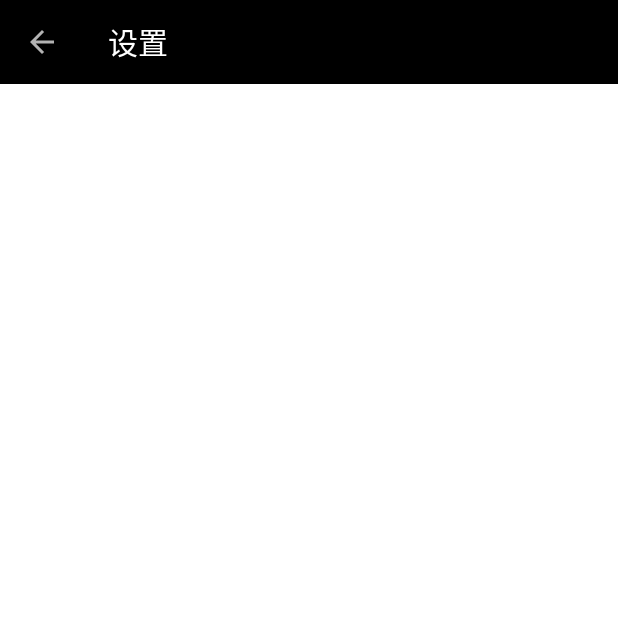
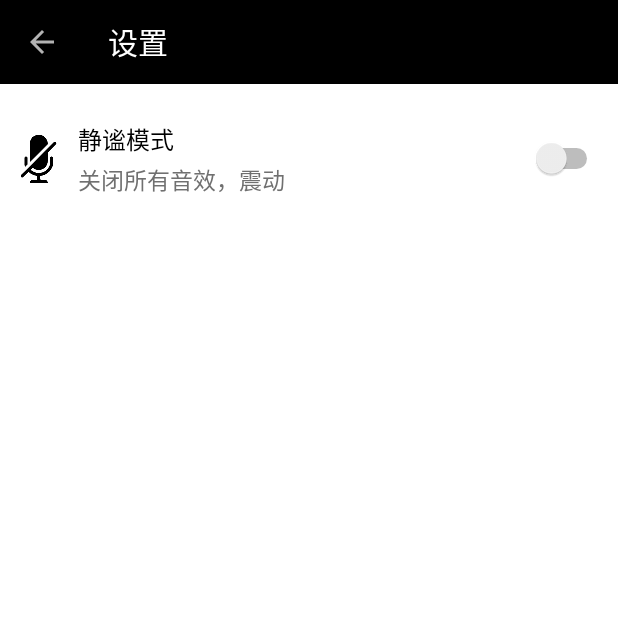
Before and after one commit to trueAndroidfans/SchulteGrid, an Android app: the SettingActivity screen opened directly, with no data from a screen before it, on a phone screen of 412 x 824 dp, the top half of it. Run offline under Robolectric (Android 15) with nearby library versions, the phone set to English and light mode, and no system bars.

Commit message:
add setting page

```diff
--- a/app/src/main/res/layout/activity_setting.xml
+++ b/app/src/main/res/layout/activity_setting.xml
@@ -13,4 +13,47 @@
         android:theme="@style/ThemeOverlay.MaterialComponents.Dark"
         app:popupTheme="@style/ThemeOverlay.MaterialComponents.Light" />
 
+    <LinearLayout
+        android:layout_width="match_parent"
+        android:layout_height="@dimen/dp_60"
+        android:layout_marginTop="@dimen/dp_20"
+        android:gravity="center_vertical">
+
+        <ImageView
+            android:layout_width="wrap_content"
+            android:layout_height="wrap_content"
+            android:layout_marginLeft="@dimen/dp_10"
+            android:src="@drawable/ic_quiet" />
+
+        <LinearLayout
+            android:layout_width="@dimen/dp_0"
+            android:layout_height="match_parent"
+            android:layout_marginLeft="@dimen/dp_10"
+            android:layout_marginRight="@dimen/dp_10"
+            android:layout_weight="1"
+            android:gravity="center_vertical"
+            android:orientation="vertical">
+
+            <TextView
+                android:layout_width="wrap_content"
+                android:layout_height="wrap_content"
+                android:text="@string/text_quiet_mode"
+                android:textColor="@android:color/black"
+                android:textSize="@dimen/sp_16" />
+
+            <TextView
+                android:layout_width="wrap_content"
+                android:layout_height="wrap_content"
+                android:layout_marginTop="@dimen/dp_3"
+                android:text="@string/text_quiet_mode_explain"
+                android:textColor="@color/color_70"
+                android:textSize="@dimen/sp_15" />
+        </LinearLayout>
+
+        <Switch
+            android:id="@+id/switchBeQuiet"
+            android:layout_width="wrap_content"
+            android:layout_height="wrap_content"
+            android:layout_marginRight="@dimen/dp_10" />
+    </LinearLayout>
 </LinearLayout>
--- a/app/src/main/res/values/colors.xml
+++ b/app/src/main/res/values/colors.xml
@@ -2,8 +2,9 @@
 <resources>
     <color name="colorPrimary">#6200EE</color>
     <color name="colorPrimaryDark">#3700B3</color>
-    <color name="colorAccent">#03DAC5</color>
+    <color name="colorAccent">#000000</color>
 
     <color name="color_e6">#E6E6E6</color>
     <color name="color_2c">#2C2C2C</color>
+    <color name="color_70">#707070</color>
 </resources>
--- a/app/src/main/res/values/dimens.xml
+++ b/app/src/main/res/values/dimens.xml
@@ -8,12 +8,15 @@
     <dimen name="dp_10">10dp</dimen>
     <dimen name="dp_12">12dp</dimen>
     <dimen name="dp_18">18dp</dimen>
+    <dimen name="dp_20">20dp</dimen>
     <dimen name="dp_30">30dp</dimen>
     <dimen name="dp_40">40dp</dimen>
     <dimen name="dp_50">50dp</dimen>
+    <dimen name="dp_60">60dp</dimen>
     <dimen name="dp_72">72dp</dimen>
     <dimen name="dp_100">100dp</dimen>
 
+    <dimen name="sp_15">15sp</dimen>
     <dimen name="sp_16">16sp</dimen>
     <dimen name="sp_20">20sp</dimen>
     <dimen name="sp_22">22sp</dimen>
--- a/app/src/main/res/values/strings.xml
+++ b/app/src/main/res/values/strings.xml
@@ -4,5 +4,7 @@
     <string name="title_chart">统计</string>
     <string name="text_times">共完成 %s 次</string>
     <string name="title_setting">设置</string>
+    <string name="text_quiet_mode">静谧模式</string>
+    <string name="text_quiet_mode_explain">关闭所有音效，震动</string>
 
 </resources>
```
Also changed, not shown: app/src/main/res/drawable-xxhdpi/ic_quiet.png (added).
